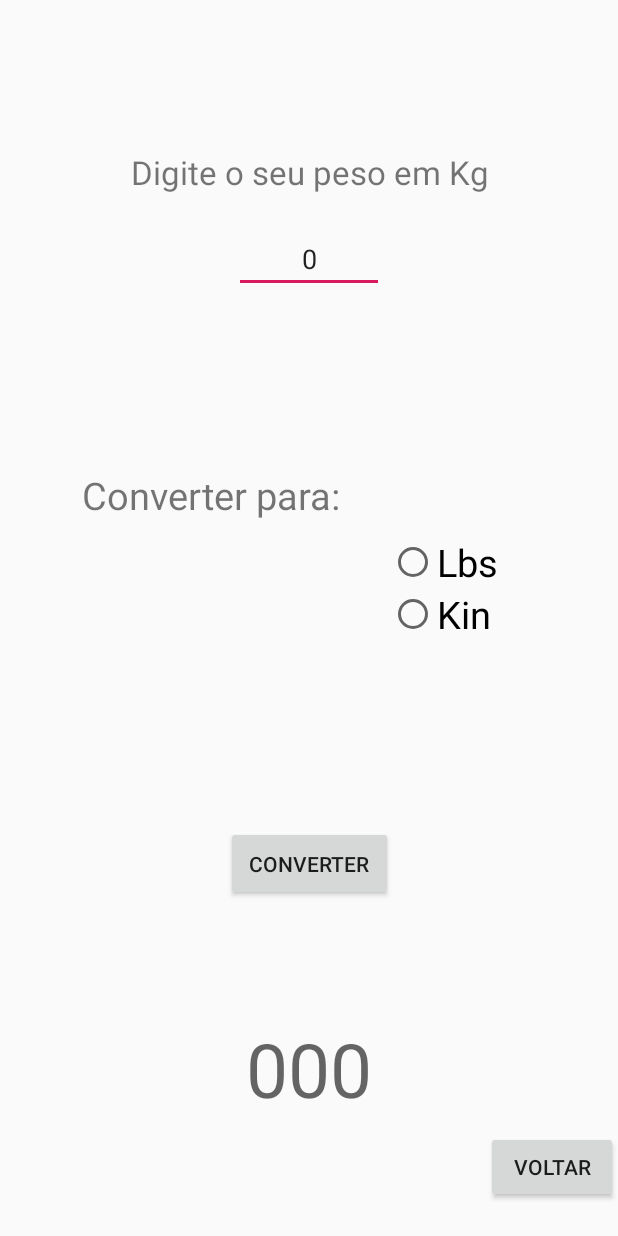
After one commit to HenriqueFQuick/Projeto-AndroidStudio----Conversao, an Android app: the Peso screen opened directly, with no data from a screen before it, on a phone screen of 412 x 824 dp. The commit adds this screen. Run offline under Robolectric (Android 15) with nearby library versions, the phone set to English and light mode, and no system bars.

Commit message:
Criado activity peso e altura

```diff
--- a/app/src/main/AndroidManifest.xml
+++ b/app/src/main/AndroidManifest.xml
@@ -11,6 +11,10 @@
             android:theme="@style/AppTheme">
         <activity android:name=".Temperatura">
         </activity>
+        <activity android:name=".Peso">
+        </activity>
+        <activity android:name=".Altura">
+        </activity>
         <activity android:name=".MainActivity">
             <intent-filter>
                 <action android:name="android.intent.action.MAIN"/>
--- a/app/src/main/java/com/example/conversao_temperaturas/MainActivity.kt
+++ b/app/src/main/java/com/example/conversao_temperaturas/MainActivity.kt
@@ -26,11 +26,11 @@ class MainActivity : AppCompatActivity(), View.OnClickListener {
                 startActivity(intent)
             }
             R.id.btn_altura -> {
-                val intent = Intent(this, Temperatura::class.java)
+                val intent = Intent(this, Altura::class.java)
                 startActivity(intent)
             }
             R.id.btn_peso -> {
-                val intent = Intent(this, Temperatura::class.java)
+                val intent = Intent(this, Peso::class.java)
                 startActivity(intent)
             }
             R.id.btn_distancia -> {
--- /dev/null
+++ b/app/src/main/java/com/example/conversao_temperaturas/Peso.kt
@@ -0,0 +1,67 @@
+package com.example.conversao_temperaturas
+
+import android.content.Intent
+import android.support.v7.app.AppCompatActivity
+import android.os.Bundle
+import android.view.View
+import android.widget.RadioButton
+import android.widget.Toast
+import kotlinx.android.synthetic.main.activity_peso.*
+import kotlinx.android.synthetic.main.activity_peso.btn_Converter
+import kotlinx.android.synthetic.main.activity_peso.btn_voltar_Temp_Main
+import kotlinx.android.synthetic.main.activity_peso.radioGroup
+import kotlinx.android.synthetic.main.activity_temperatura.*
+
+class Peso : AppCompatActivity(), View.OnClickListener {
+
+    private var tmp : Int = 0
+
+    override fun onCreate(savedInstanceState: Bundle?) {
+        super.onCreate(savedInstanceState)
+        setContentView(R.layout.activity_peso)
+
+        //verifica constantemente se o radiogroup foi alterado
+        radioGroup.setOnCheckedChangeListener { _ , checkedId ->
+            val radio: RadioButton = findViewById(checkedId)
+            //calculo da temperatura para cada opcao apresentada
+            tmp = when (radio.id) {
+                R.id.op_lbs -> 1
+                R.id.op_kin -> 2
+                else -> {
+                    //Evitando erros ( improvavel de cair aqui)
+                    Toast.makeText(this, "Opcao Invalida", Toast.LENGTH_SHORT).show()
+                    0
+                }
+            }
+        }
+
+        btn_Converter.setOnClickListener(this)
+        btn_voltar_Temp_Main.setOnClickListener(this)
+    }
+
+    override fun onClick(v: View?){
+
+        var temp : Double = edt_Peso.text.toString().toDouble()
+        var result : String = ""
+
+        result = when (tmp) {
+            1 -> (temp * 2.205).toString()             //Convertendo para Kelvin
+            2 -> (temp * 1.66666667).toString()       //Convertendo para Fahrenheit
+            else -> {
+                //Se nao foi selecionada nenhuma opcao no RadioGroup
+                if(v?.id == R.id.btn_Converter) {
+                    Toast.makeText(this, "Selecione uma opcao", Toast.LENGTH_LONG).show()
+                    "000"
+                }else "000"
+            }
+        }
+
+        when(v?.id){
+            R.id.btn_Converter -> txt_Resultado_Peso.text = result
+            R.id.btn_voltar_Temp_Main ->{
+                val intent = Intent(this, MainActivity::class.java)
+                startActivity(intent)
+            }
+        }
+    }
+}
--- /dev/null
+++ b/app/src/main/res/layout/activity_peso.xml
@@ -0,0 +1,104 @@
+<?xml version="1.0" encoding="utf-8"?>
+<android.support.constraint.ConstraintLayout
+        xmlns:android="http://schemas.android.com/apk/res/android"
+        xmlns:tools="http://schemas.android.com/tools"
+        xmlns:app="http://schemas.android.com/apk/res-auto"
+        android:layout_width="match_parent"
+        android:layout_height="match_parent"
+        tools:context=".Peso">
+
+    <TextView android:layout_width="match_parent"
+              android:layout_height="wrap_content"
+              app:layout_constraintLeft_toLeftOf="parent"
+              app:layout_constraintRight_toRightOf="parent"
+              app:layout_constraintTop_toTopOf="parent"
+              android:layout_marginTop="100dp"
+              android:text="Digite o seu peso em Kg"
+              android:textAlignment="center"
+              android:textSize="22sp"/>
+
+    <EditText android:id="@+id/edt_Peso"
+              android:layout_width="100dp"
+              android:layout_height="wrap_content"
+              android:text="0"
+              app:layout_constraintLeft_toLeftOf="parent"
+              app:layout_constraintRight_toRightOf="parent"
+              app:layout_constraintTop_toTopOf="parent"
+              android:layout_marginTop="150sp"
+              android:textAlignment="center"
+              android:inputType="numberSigned"/>
+
+    <TextView android:layout_width="wrap_content"
+              android:layout_height="wrap_content"
+              app:layout_constraintTop_toBottomOf="@id/edt_Peso"
+              app:layout_constraintBottom_toBottomOf="parent"
+              app:layout_constraintLeft_toLeftOf="parent"
+              app:layout_constraintRight_toLeftOf="@+id/radioGroup"
+              android:layout_marginBottom="360dp"
+              android:layout_marginLeft="22dp"
+              android:text="Converter para:"
+              android:textSize="25sp"/>
+
+    <RadioGroup
+            android:layout_width="wrap_content"
+            android:layout_height="wrap_content"
+            app:layout_constraintEnd_toEndOf="parent"
+            app:layout_constraintTop_toTopOf="parent"
+            app:layout_constraintBottom_toBottomOf="parent"
+            android:layout_marginRight="80dp"
+            android:layout_marginBottom="40dp"
+            android:id="@+id/radioGroup">
+
+        <RadioButton android:layout_width="wrap_content"
+                     android:layout_height="wrap_content"
+                     android:checked="false"
+                     android:id="@+id/op_lbs"
+                     android:text="Lbs"
+                     android:textSize="25sp"/>
+
+        <RadioButton android:layout_width="wrap_content"
+                     android:layout_height="wrap_content"
+                     android:checked="false"
+                     android:id="@+id/op_kin"
+                     android:text="Kin"
+                     android:textSize="25sp"/>
+
+
+    </RadioGroup>
+
+    <Button android:id="@+id/btn_Converter"
+            android:layout_width="wrap_content"
+            android:layout_height="wrap_content"
+            app:layout_constraintLeft_toLeftOf="parent"
+            app:layout_constraintRight_toRightOf="parent"
+            app:layout_constraintBottom_toBottomOf="parent"
+            app:layout_constraintTop_toBottomOf="@id/radioGroup"
+            android:text="Converter"
+            android:padding="15dp"
+            android:layout_marginBottom="100dp"/>
+
+    <TextView android:id="@+id/txt_Resultado_Peso"
+              android:layout_width="wrap_content"
+              android:layout_height="wrap_content"
+              app:layout_constraintTop_toBottomOf="@id/btn_Converter"
+              app:layout_constraintBottom_toBottomOf="parent"
+              app:layout_constraintLeft_toLeftOf="parent"
+              app:layout_constraintRight_toRightOf="parent"
+              android:hint="000"
+              android:textSize="50sp"
+              android:textAlignment="center"/>
+
+    <Button android:id="@+id/btn_voltar_Temp_Main"
+            android:layout_width="wrap_content"
+            android:layout_height="wrap_content"
+            app:layout_constraintLeft_toRightOf="@id/txt_Resultado"
+            app:layout_constraintTop_toBottomOf="@id/radioGroup"
+            app:layout_constraintRight_toRightOf="parent"
+            app:layout_constraintBottom_toBottomOf="parent"
+            android:layout_marginTop="150dp"
+            android:layout_marginLeft="30dp"
+            app:layout_constraintHorizontal_bias="0.758"
+            app:layout_constraintVertical_bias="0.888"
+            android:text="Voltar"/>
+
+</android.support.constraint.ConstraintLayout>
```
Also changed, not shown: app/src/main/java/com/example/conversao_temperaturas/Altura.kt (added, +63 -0 lines), app/src/main/res/layout/activity_altura.xml (added, +96 -0 lines), app/src/main/res/layout/activity_main.xml (+18 -7 lines).
